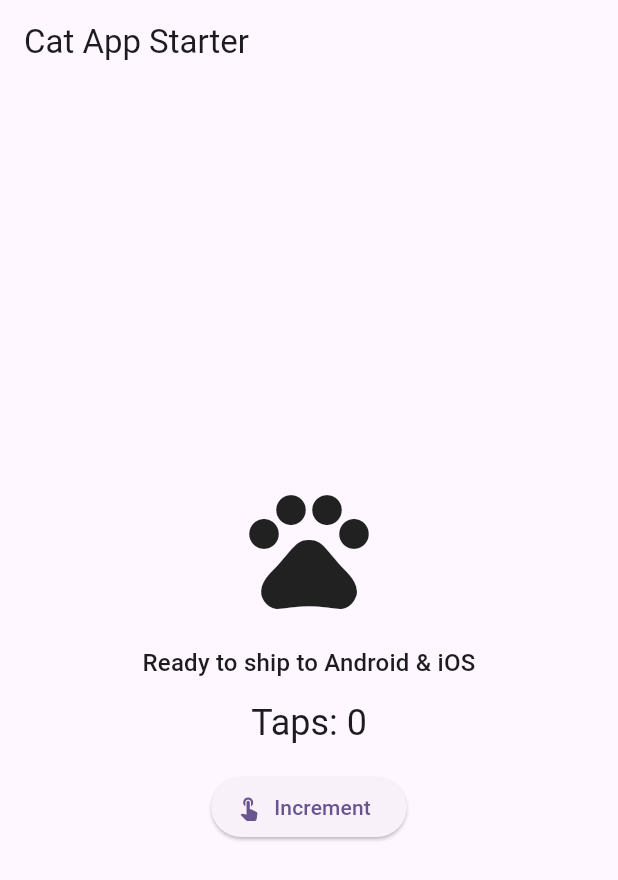
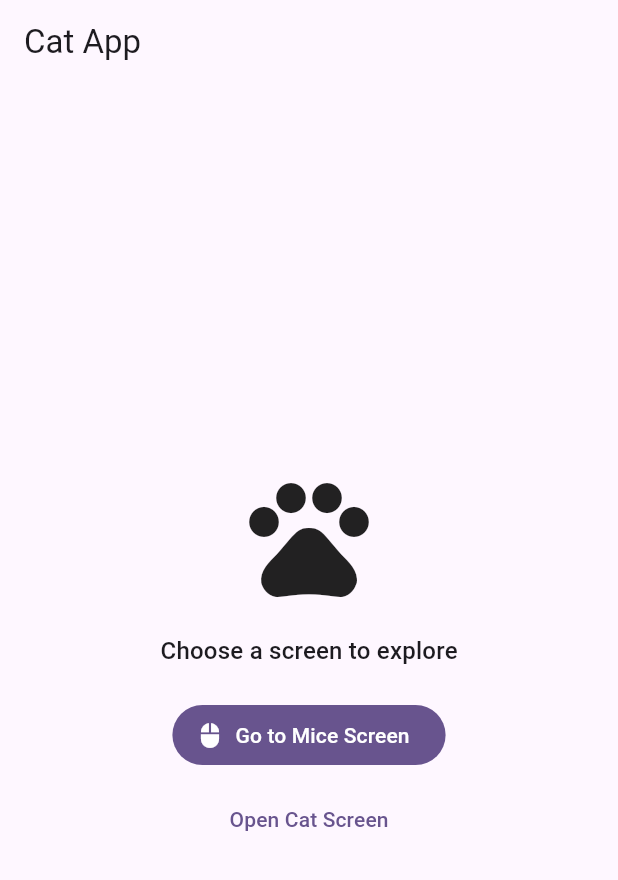
Before and after one commit to wlitton/cat-app, a Flutter app: the screen it shows after launch, on a phone screen of 412 x 824 dp. Shown: the top 880 px of the screen. Run offline on Flutter 3.47's test engine with Material 3 defaults, Android fonts, the phone set to English and light mode, and no system bars.

Commit message:
Add load screen navigation to new mice screen

```diff
--- a/lib/main.dart
+++ b/lib/main.dart
@@ -15,7 +15,50 @@ class CatApp extends StatelessWidget {
         colorScheme: ColorScheme.fromSeed(seedColor: Colors.deepPurple),
         useMaterial3: true,
       ),
-      home: const HomePage(),
+      home: const LoadScreen(),
+    );
+  }
+}
+
+class LoadScreen extends StatelessWidget {
+  const LoadScreen({super.key});
+
+  @override
+  Widget build(BuildContext context) {
+    return Scaffold(
+      appBar: AppBar(title: const Text('Cat App')),
+      body: Center(
+        child: Column(
+          mainAxisSize: MainAxisSize.min,
+          children: [
+            const Icon(Icons.pets, size: 96),
+            const SizedBox(height: 16),
+            Text(
+              'Choose a screen to explore',
+              style: Theme.of(context).textTheme.titleMedium,
+            ),
+            const SizedBox(height: 20),
+            FilledButton.icon(
+              icon: const Icon(Icons.mouse),
+              label: const Text('Go to Mice Screen'),
+              onPressed: () {
+                Navigator.of(context).push(
+                  MaterialPageRoute(builder: (_) => const MiceScreen()),
+                );
+              },
+            ),
+            const SizedBox(height: 8),
+            TextButton(
+              onPressed: () {
+                Navigator.of(context).push(
+                  MaterialPageRoute(builder: (_) => const HomePage()),
+                );
+              },
+              child: const Text('Open Cat Screen'),
+            ),
+          ],
+        ),
+      ),
     );
   }
 }
@@ -70,3 +113,21 @@ class _HomePageState extends State<HomePage> {
     );
   }
 }
+
+class MiceScreen extends StatelessWidget {
+  const MiceScreen({super.key});
+
+  @override
+  Widget build(BuildContext context) {
+    return Scaffold(
+      appBar: AppBar(title: const Text('Mice Screen')),
+      body: Center(
+        child: Text(
+          'Welcome to the mice screen!',
+          style: Theme.of(context).textTheme.headlineSmall,
+          textAlign: TextAlign.center,
+        ),
+      ),
+    );
+  }
+}
```
Also changed, not shown: 1 other file.
